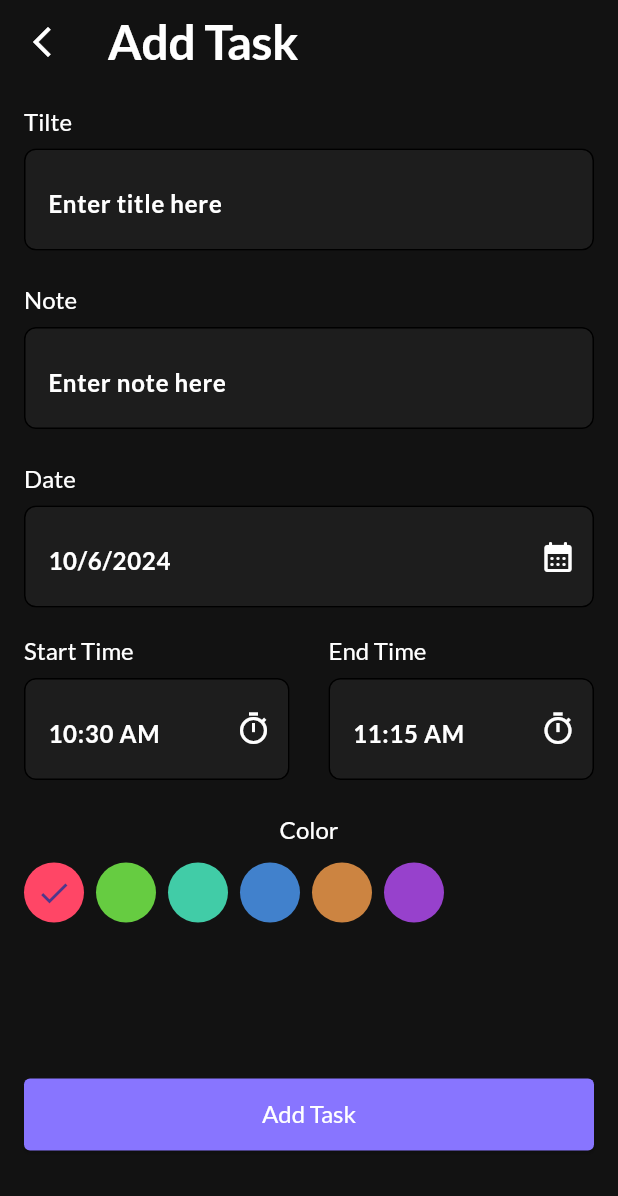
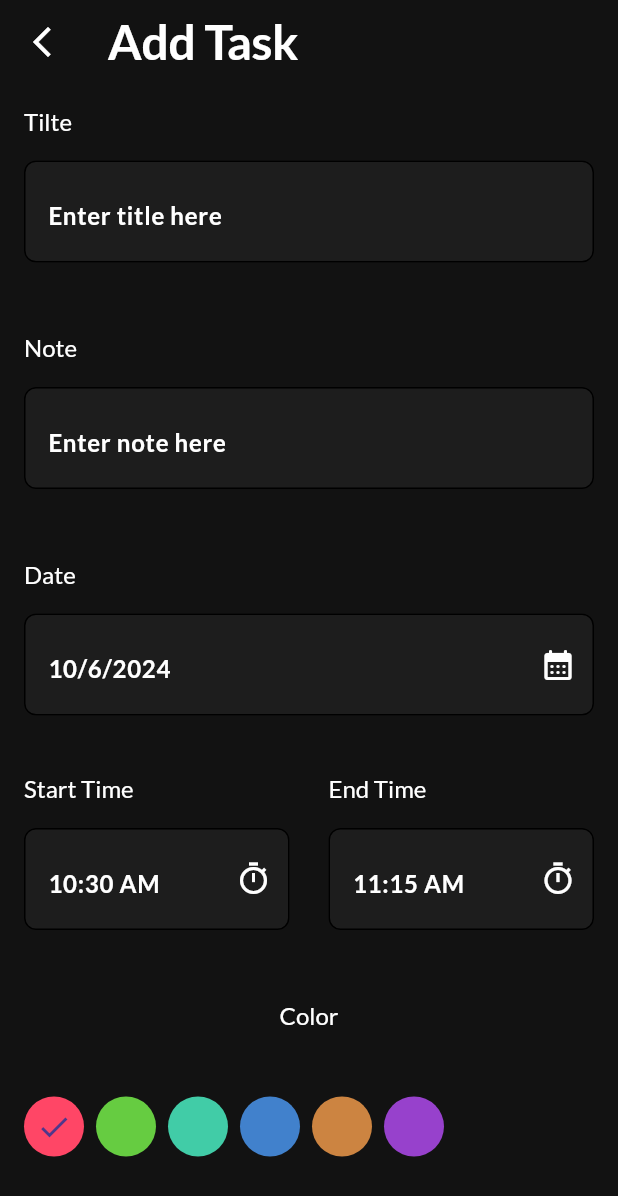
Before and after one commit to Mo-spac/to_do_app_eza, a Flutter app: the HomeScreen screen opened directly, after a tap on the "add" icon, on a phone screen of 412 x 824 dp. Shown: the top 1196 px of the screen. Run offline on Flutter 3.47's test engine with Material 3 defaults, Android fonts, the phone set to English and light mode, and no system bars; our stand-ins replace date_picker_timeline, flutter_screenutil, get_it, google_fonts, shared_preferences, smooth_page_indicator; accounts and stored records are empty.

Commit message:
Responsive UI to App

```diff
--- a/lib/core/widgets/custom_text_button.dart
+++ b/lib/core/widgets/custom_text_button.dart
@@ -1,4 +1,6 @@
 import 'package:flutter/material.dart';
+import 'package:flutter_screenutil/flutter_screenutil.dart';
+import 'package:to_do_app_ageeza/app/app.dart';
 
 class CustomTextButton extends StatelessWidget {
   const CustomTextButton({
@@ -17,7 +19,7 @@ class CustomTextButton extends StatelessWidget {
       child: Text(
         text,
         style: Theme.of(context).textTheme.displayMedium!.copyWith(
-              fontSize: 16,
+              fontSize: 16.sp,
             ),
       ),
     );
--- a/lib/featured/task/presentation/screens/add_task_screen/add_task_screen.dart
+++ b/lib/featured/task/presentation/screens/add_task_screen/add_task_screen.dart
@@ -1,5 +1,7 @@
 import 'package:flutter/material.dart';
+import 'package:flutter_screenutil/flutter_screenutil.dart';
 import 'package:intl/intl.dart';
+import 'package:to_do_app_ageeza/app/app.dart';
 import 'package:to_do_app_ageeza/core/utils/app_colors.dart';
 import 'package:to_do_app_ageeza/core/utils/app_strings.dart';
 import 'package:to_do_app_ageeza/core/widgets/custom_elevated_button.dart';
@@ -61,7 +63,7 @@ class _AddTaskScreenState extends State<AddTaskScreen> {
                     hintText: AppStrings.tilteHint,
                   ),
                   SizedBox(
-                    height: 24,
+                    height: 24.h,
                   ),
                   AddTaskComponent(
                     title: AppStrings.note,
@@ -69,7 +71,7 @@ class _AddTaskScreenState extends State<AddTaskScreen> {
                     hintText: AppStrings.notehint,
                   ),
                   SizedBox(
-                    height: 24,
+                    height: 24.h,
                   ),
                   AddTaskComponent(
                     readOnly: true,
@@ -100,7 +102,7 @@ class _AddTaskScreenState extends State<AddTaskScreen> {
                         )),
                   ),
                   SizedBox(
-                    height: 20,
+                    height: 20.h,
                   ),
                   Row(
                     children: [
@@ -133,7 +135,7 @@ class _AddTaskScreenState extends State<AddTaskScreen> {
                         ),
                       ),
                       SizedBox(
-                        width: 26,
+                        width: 26.w,
                       ),
                       Expanded(
                         child: AddTaskComponent(
@@ -166,22 +168,22 @@ class _AddTaskScreenState extends State<AddTaskScreen> {
                     ],
                   ),
                   SizedBox(
-                    height: 24,
+                    height: 24.h,
                   ),
                   Column(
                     children: [
                       Text(AppStrings.color,
                           style: Theme.of(context).textTheme.displayMedium),
                       SizedBox(
-                        height: 8,
+                        height: 8.h,
                       ),
                       SizedBox(
-                        height: 48,
+                        height: 48.h,
                         child: ListView.separated(
                             scrollDirection: Axis.horizontal,
                             itemCount: 6,
                             separatorBuilder: (context, index) => SizedBox(
-                                  width: 8,
+                                  width: 8.w,
                                 ),
                             itemBuilder: (context, index) {
                               Color getColors(index) {
@@ -221,11 +223,11 @@ class _AddTaskScreenState extends State<AddTaskScreen> {
                     ],
                   ),
                   SizedBox(
-                    height: 100,
+                    height: 100.h,
                   ),
                   SizedBox(
-                    height: 48,
-                    width: double.infinity,
+                    height: 48.h,
+                    width: double.infinity.w,
                     child: CustomElevatedButton(
                       onPressed: () {},
                       text: AppStrings.addTask,
--- a/lib/featured/task/presentation/screens/add_task_screen/components/add_task_component.dart
+++ b/lib/featured/task/presentation/screens/add_task_screen/components/add_task_component.dart
@@ -1,4 +1,6 @@
 import 'package:flutter/material.dart';
+import 'package:flutter_screenutil/flutter_screenutil.dart';
+import 'package:to_do_app_ageeza/app/app.dart';
 
 class AddTaskComponent extends StatelessWidget {
   const AddTaskComponent({
@@ -22,7 +24,7 @@ class AddTaskComponent extends StatelessWidget {
       children: [
         Text(title, style: Theme.of(context).textTheme.displayMedium),
         SizedBox(
-          height: 8,
+          height: 8.h,
         ),
         TextFormField(
           readOnly: readOnly,
--- a/lib/featured/task/presentation/screens/home_screen/components/task_component.dart
+++ b/lib/featured/task/presentation/screens/home_screen/components/task_component.dart
@@ -1,4 +1,6 @@
 import 'package:flutter/material.dart';
+import 'package:flutter_screenutil/flutter_screenutil.dart';
+import 'package:to_do_app_ageeza/app/app.dart';
 import 'package:to_do_app_ageeza/core/utils/app_colors.dart';
 import 'package:to_do_app_ageeza/core/utils/app_strings.dart';
 
@@ -12,7 +14,7 @@ class TaskComponent extends StatelessWidget {
     return Container(
       margin: EdgeInsets.only(bottom: 16),
       padding: EdgeInsets.all(8),
-      height: 135,
+      height: 135.h,
       decoration: BoxDecoration(
         color: AppColors.red,
         borderRadius: BorderRadius.circular(16),
@@ -25,7 +27,7 @@ class TaskComponent extends StatelessWidget {
             children: [
               Text('Task 1', style: Theme.of(context).textTheme.displayLarge),
               SizedBox(
-                height: 8,
+                height: 8.h,
               ),
               Row(
                 mainAxisAlignment: MainAxisAlignment.start,
@@ -35,7 +37,7 @@ class TaskComponent extends StatelessWidget {
                     color: AppColors.white,
                   ),
                   SizedBox(
-                    width: 8,
+                    width: 8.w,
                   ),
                   Text(
                     '09:33 PM - 09:48 PM',
@@ -46,7 +48,7 @@ class TaskComponent extends StatelessWidget {
                 ],
               ),
               SizedBox(
-                height: 8,
+                height: 8.h,
               ),
               Text('Learn Dart',
                   style: Theme.of(context).textTheme.displayLarge),
@@ -55,12 +57,12 @@ class TaskComponent extends StatelessWidget {
           Row(
             children: [
               Container(
-                height: 80,
-                width: 1,
+                height: 80.h,
+                width: 1.w,
                 color: AppColors.white,
               ),
               SizedBox(
-                width: 8,
+                width: 8.w,
               ),
               RotatedBox(
                 quarterTurns: 3,
--- a/lib/featured/task/presentation/screens/home_screen/home_screen.dart
+++ b/lib/featured/task/presentation/screens/home_screen/home_screen.dart
@@ -1,5 +1,6 @@
 import 'package:date_picker_timeline/date_picker_widget.dart';
 import 'package:flutter/material.dart';
+import 'package:flutter_screenutil/flutter_screenutil.dart';
 import 'package:intl/intl.dart';
 import 'package:to_do_app_ageeza/core/commons/common.dart';
 import 'package:to_do_app_ageeza/core/utils/app_assets.dart';
@@ -19,7 +20,7 @@ class HomeScreen extends StatelessWidget {
     return SafeArea(
       child: Scaffold(
         body: Padding(
-          padding: const EdgeInsets.all(24.0),
+          padding: EdgeInsets.symmetric(vertical: 24.h, horizontal: 24.w),
           child: ListView(
             children: [
               Column(
@@ -31,8 +32,8 @@ class HomeScreen extends StatelessWidget {
                           color: Colors.white,
                         ),
                   ),
-                  const SizedBox(
-                    height: 12,
+                  SizedBox(
+                    height: 12.h,
                   ),
                   Text(
                     AppStrings.today,
@@ -40,8 +41,8 @@ class HomeScreen extends StatelessWidget {
                           color: Colors.white,
                         ),
                   ),
-                  const SizedBox(
-                    height: 12,
+                  SizedBox(
+                    height: 12.h,
                   ),
                   DatePicker(
                     DateTime.now(),
@@ -59,10 +60,11 @@ class HomeScreen extends StatelessWidget {
                     },
                   ),
                   SizedBox(
-                    height: 50,
+                    height: 50.h,
                   ),
                   // no tasks
                   // NoTaskComponent(),
+
                   InkWell(
                     onTap: () {
                       showModalBottomSheet(
@@ -70,16 +72,15 @@ class HomeScreen extends StatelessWidget {
                         builder: (context) {
                           return Container(
                             padding: EdgeInsets.all(24),
-                              height: 240,
+                            height: 150.h,
                             decoration: BoxDecoration(
                               color: AppColors.deepGrey,
                             ),
                             child: Column(
-                                mainAxisAlignment:
-                                    MainAxisAlignment.spaceBetween,
+                              mainAxisAlignment: MainAxisAlignment.spaceBetween,
                               children: [
                                 SizedBox(
-                                    height: 48,
+                                  height: 35.h,
                                   width: double.infinity,
                                   child: CustomElevatedButton(
                                     onPressed: () {},
@@ -87,7 +88,7 @@ class HomeScreen extends StatelessWidget {
                                   ),
                                 ),
                                 SizedBox(
-                                    height: 48,
+                                  height: 35.h,
                                   width: double.infinity,
                                   child: CustomElevatedButton(
                                     backgroundColor: AppColors.red,
@@ -96,7 +97,7 @@ class HomeScreen extends StatelessWidget {
                                   ),
                                 ),
                                 SizedBox(
-                                    height: 48,
+                                  height: 35.h,
                                   width: double.infinity,
                                   child: CustomElevatedButton(
                                     onPressed: () {},
@@ -109,7 +110,9 @@ class HomeScreen extends StatelessWidget {
                         },
                       );
                     },
-                      child: TaskComponent()),
+                    child: TaskComponent(),
+                  ),
+
                   // TaskComponent(),
                   // TaskComponent(),
                 ],
--- a/pubspec.yaml
+++ b/pubspec.yaml
@@ -32,6 +32,7 @@ dependencies:
   date_picker_timeline: ^1.2.6
   flutter:
     sdk: flutter
+  flutter_screenutil: ^5.9.3
   get_it: ^8.0.0
   google_fonts: ^6.2.1
   intl: ^0.19.0
```
Also changed, not shown: lib/app/app.dart (+9 -0 lines), lib/core/theme/theme.dart (+9 -7 lines), lib/featured/auth/presentation/screens/on_boarding_screens/on_boarding_screens.dart (+14 -12 lines), lib/featured/auth/presentation/screens/splash_screen/splash_screen.dart (+4 -3 lines), lib/featured/task/presentation/screens/home_screen/components/time_and_date_picker.dart (+5 -4 lines), pubspec.lock. Lines whose indentation alone changed are shown as unchanged.
